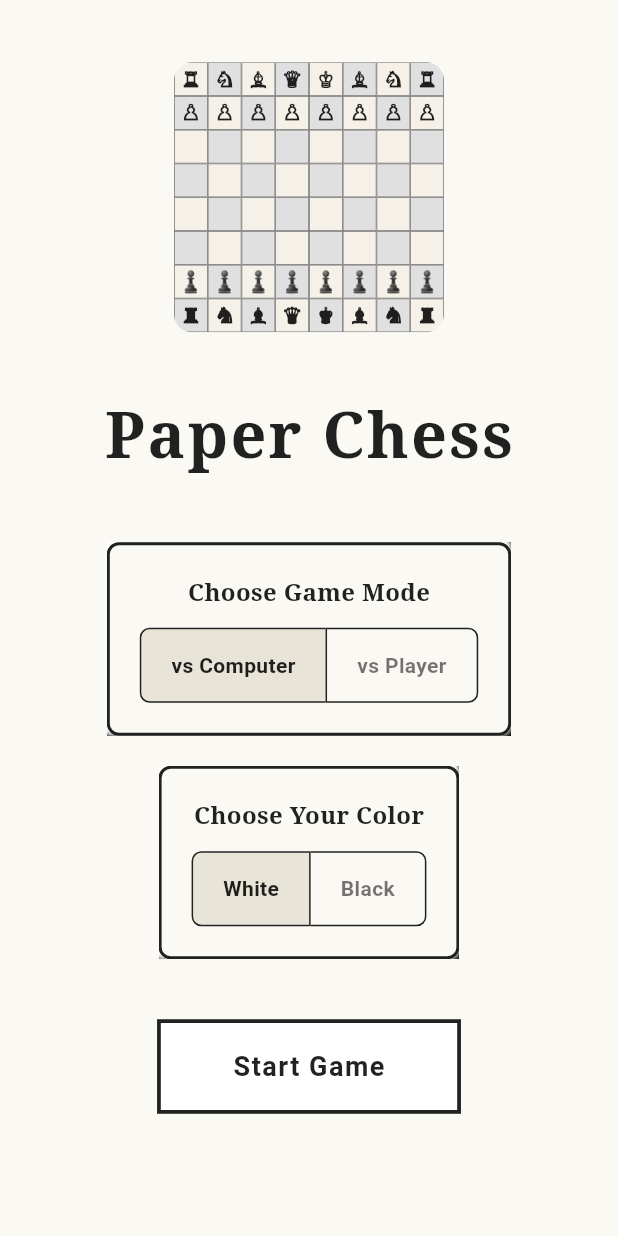
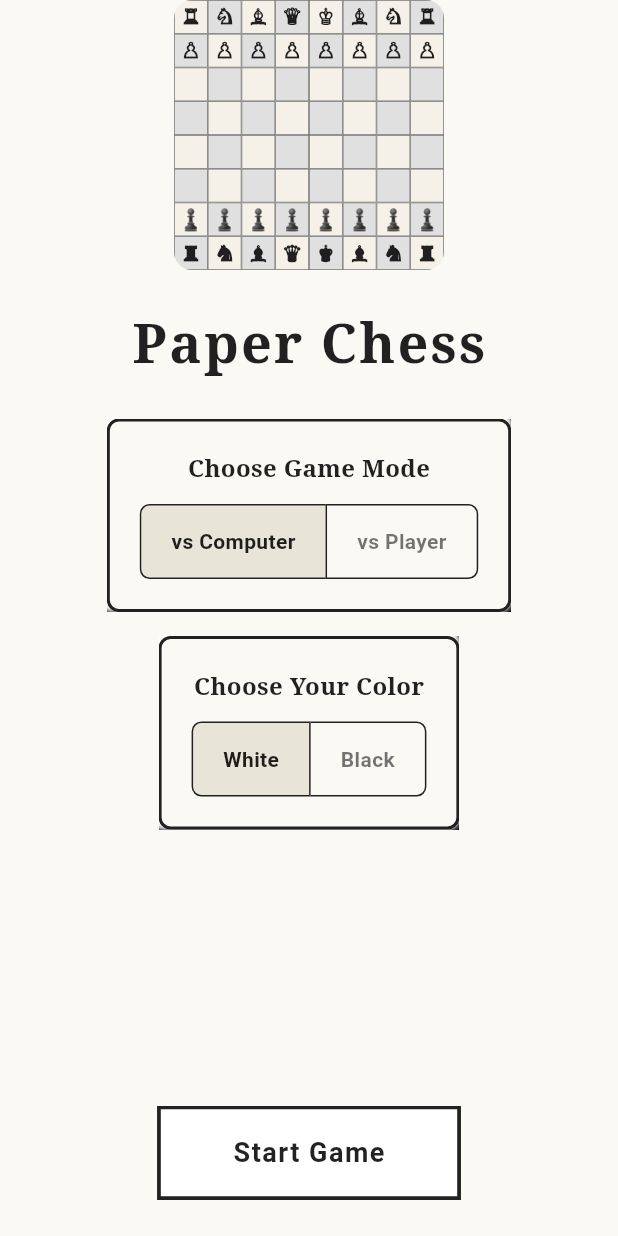
Before and after one commit to Bhumil73/chess, a Flutter app: the screen it shows after launch, on a phone screen of 412 x 824 dp. Run offline on Flutter 3.47's test engine with Material 3 defaults, Android fonts, the phone set to English and light mode, and no system bars; our stand-ins replace shared_preferences.

Commit message:
fix: tweaked both pages for one page UI

```diff
--- a/lib/presentation/pages/game_page.dart
+++ b/lib/presentation/pages/game_page.dart
@@ -279,6 +279,7 @@ class GamePage extends StatelessWidget {
                 ],
               ),
             ),
+            const SizedBox(height: 16),
           ],
         ),
       ),
--- a/lib/presentation/pages/landing_page.dart
+++ b/lib/presentation/pages/landing_page.dart
@@ -59,7 +59,7 @@ class _LandingPageState extends State<LandingPage> with SingleTickerProviderStat
             opacity: _fadeIn,
             child: SlideTransition(
               position: _slideIn,
-              child: SingleChildScrollView(
+              child: SafeArea(
                 child: Column(
                   mainAxisAlignment: MainAxisAlignment.center,
                   children: [
@@ -85,6 +85,9 @@ class _LandingPageState extends State<LandingPage> with SingleTickerProviderStat
                             child: ClipRRect(
                               borderRadius: BorderRadius.circular(12),
                               child: GridView.count(
+                                physics: const NeverScrollableScrollPhysics(),
+                                shrinkWrap: true,
+                                padding: EdgeInsets.zero,
                                 crossAxisCount: 8,
                                 children: List.generate(64, (idx) {
                                   final r = idx ~/ 8;
@@ -117,7 +120,7 @@ class _LandingPageState extends State<LandingPage> with SingleTickerProviderStat
                         ],
                       ),
                     ),
-                    const SizedBox(height: 40),
+                    const SizedBox(height: 24),
                     Hero(
                       tag: 'app-title',
                       child: Material(
@@ -125,7 +128,7 @@ class _LandingPageState extends State<LandingPage> with SingleTickerProviderStat
                         child: Text(
                           'Paper Chess',
                           style: TextStyle(
-                            fontSize: 42,
+                            fontSize: 36,
                             fontWeight: FontWeight.bold,
                             color: Colors.black87,
                             letterSpacing: 1.5,
@@ -134,10 +137,12 @@ class _LandingPageState extends State<LandingPage> with SingleTickerProviderStat
                         ),
                       ),
                     ),
-                    const SizedBox(height: 40),
-                    Container(
+                    const SizedBox(height: 24),
+                    // Controls area
+                    Padding(
                       padding: const EdgeInsets.symmetric(horizontal: 24),
                       child: Column(
+                        mainAxisSize: MainAxisSize.min,
                         children: [
                           // Game Mode Card with 3D cuboid effect
                           _build3DCuboidCard(
@@ -181,7 +186,7 @@ class _LandingPageState extends State<LandingPage> with SingleTickerProviderStat
                               ],
                             ),
                           ),
-                          const SizedBox(height: 20),
+                          const SizedBox(height: 16),
                           // Color Selection Card with 3D cuboid effect
                           AnimatedOpacity(
                             opacity: _vsAiSelected ? 1 : 0,
@@ -233,7 +238,7 @@ class _LandingPageState extends State<LandingPage> with SingleTickerProviderStat
                         ],
                       ),
                     ),
-                    const SizedBox(height: 40),
+                    const Spacer(),
                     // 3D Cuboid Start Game button
                     _build3DCuboidButton(
                       onPressed: () async {
@@ -249,7 +254,7 @@ class _LandingPageState extends State<LandingPage> with SingleTickerProviderStat
                         }
                       },
                     ),
-                    const SizedBox(height: 40),
+                    const SizedBox(height: 24),
                   ],
                 ),
               ),
```
